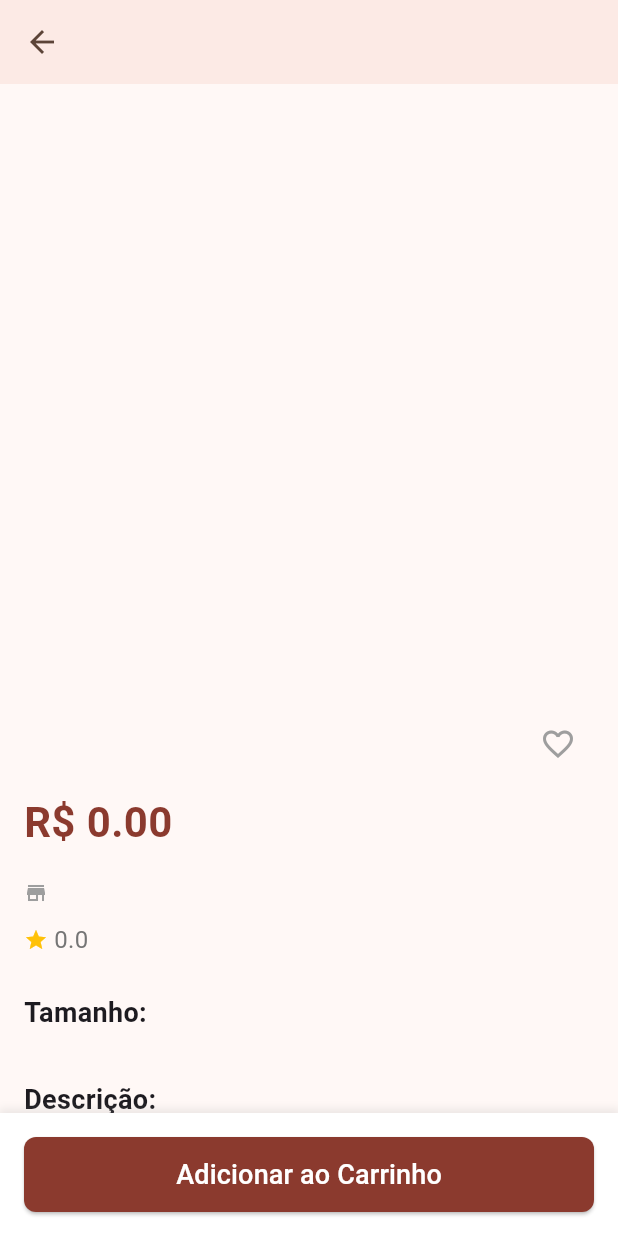
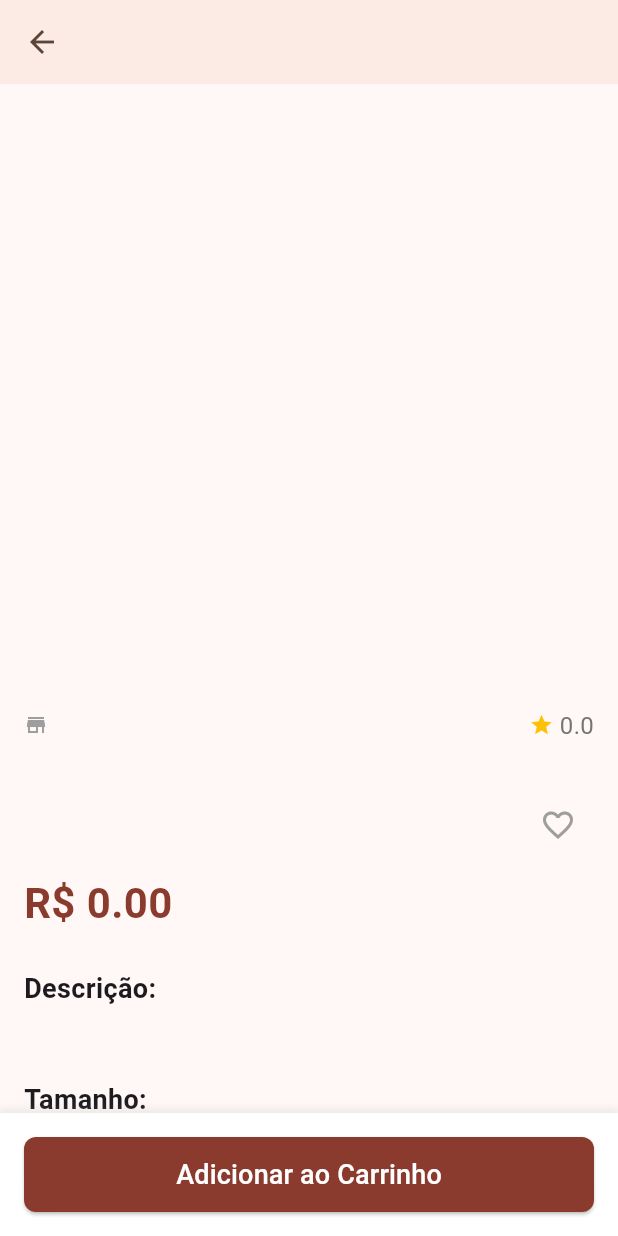
Before and after one commit to gustavolhonda/TryOn_Flutter, a Flutter app: the ProductScreen screen opened directly with empty values, on a phone screen of 412 x 824 dp. Run offline on Flutter 3.47's test engine with Material 3 defaults, Android fonts, the light colour scheme and no system bars; our stand-ins replace cached_network_image, floor, go_router, google_fonts, sqflite; accounts and stored records are empty; generated files the repository leaves out were written again; network calls fail.

Commit message:
fix product page and home screen favorite button

```diff
--- a/lib/screens/product_screen.dart
+++ b/lib/screens/product_screen.dart
@@ -15,12 +15,21 @@ class ProductScreen extends StatefulWidget {
 }
 
 class _ProductScreenState extends State<ProductScreen> {
+  late PageController _pageController;
+
   @override
   void initState() {
     super.initState();
+    _pageController = PageController();
     WidgetsBinding.instance.addPostFrameCallback((_) {
       context.read<ProductViewModel>().setSelectedProduct(widget.product);
     });
+  }
+
+  @override
+  void dispose() {
+    _pageController.dispose();
+    super.dispose();
   }
 
   @override
@@ -39,13 +48,15 @@ class _ProductScreenState extends State<ProductScreen> {
                 child: Column(
                   crossAxisAlignment: CrossAxisAlignment.start,
                   children: [
-                    // Product Images
+                    // Product Images (Carrousel)
                     SizedBox(
                       height: 400,
                       child: PageView.builder(
+                        controller: _pageController,
                         itemCount: widget.product.images.length,
                         onPageChanged: (index) {
-                          viewModel.setSelectedImage(widget.product.images[index]);
+                          viewModel
+                              .setSelectedImage(widget.product.images[index]);
                         },
                         itemBuilder: (context, index) {
                           return Container(
@@ -78,16 +89,22 @@ class _ProductScreenState extends State<ProductScreen> {
                           itemBuilder: (context, index) {
                             return GestureDetector(
                               onTap: () {
-                                viewModel.setSelectedImage(widget.product.images[index]);
+                                // Change the selected image and update PageView position
+                                viewModel.setSelectedImage(
+                                    widget.product.images[index]);
+                                _pageController.jumpToPage(
+                                    index); // Update the PageView to the clicked image
                               },
                               child: Container(
                                 width: 60,
                                 height: 60,
-                                margin: const EdgeInsets.symmetric(horizontal: 4),
+                                margin:
+                                    const EdgeInsets.symmetric(horizontal: 4),
                                 decoration: BoxDecoration(
                                   borderRadius: BorderRadius.circular(8),
                                   border: Border.all(
-                                    color: viewModel.selectedImage == widget.product.images[index]
+                                    color: viewModel.selectedImage ==
+                                            widget.product.images[index]
                                         ? const Color(0xFF8B3A2E)
                                         : Colors.grey,
                                     width: 2,
@@ -98,8 +115,10 @@ class _ProductScreenState extends State<ProductScreen> {
                                   child: CachedNetworkImage(
                                     imageUrl: widget.product.images[index],
                                     fit: BoxFit.cover,
-                                    placeholder: (context, url) => const CircularProgressIndicator(),
-                                    errorWidget: (context, url, error) => const Icon(Icons.error),
+                                    placeholder: (context, url) =>
+                                        const CircularProgressIndicator(),
+                                    errorWidget: (context, url, error) =>
+                                        const Icon(Icons.error),
                                   ),
                                 ),
                               ),
@@ -114,7 +133,54 @@ class _ProductScreenState extends State<ProductScreen> {
                       child: Column(
                         crossAxisAlignment: CrossAxisAlignment.start,
                         children: [
-                          // Product Name and Favorite
+                          // Store Info
+                          Row(
+                            children: [
+                              const Icon(Icons.store,
+                                  size: 16, color: Colors.grey),
+                              const SizedBox(width: 4),
+                              Expanded(
+                                child: Text(
+                                  widget.product.shopName,
+                                  style: TextStyle(
+                                    color: Colors.grey[600],
+                                    fontSize: 16,
+                                  ),
+                                ),
+                              ),
+
+                              // Rating
+                              Row(
+                                children: [
+                                  const Icon(Icons.star,
+                                      size: 16, color: Colors.amber),
+                                  const SizedBox(width: 4),
+                                  Text(
+                                    widget.product.rating.toStringAsFixed(1),
+                                    style: TextStyle(
+                                      color: Colors.grey[600],
+                                      fontSize: 16,
+                                    ),
+                                  ),
+                                ],
+                              ),
+                            ],
+                          ),
+                          const SizedBox(height: 8),
+                          Row(
+                            children: [
+                              Expanded(
+                                child: Text(
+                                  widget.product.shopCategory,
+                                  style: const TextStyle(
+                                    fontSize: 16,
+                                    fontWeight: FontWeight.normal,
+                                  ),
+                                ),
+                              ),
+                            ],
+                          ),
+
                           Row(
                             children: [
                               Expanded(
@@ -143,8 +209,11 @@ class _ProductScreenState extends State<ProductScreen> {
                           ),
                           const SizedBox(height: 8),
 
+                          Row(
+                            children: [
                               // Price
-                          Text(
+                              Expanded(
+                                child: Text(
                                   'R\$ ${widget.product.price.toStringAsFixed(2)}',
                                   style: const TextStyle(
                                     fontSize: 28,
@@ -152,39 +221,30 @@ class _ProductScreenState extends State<ProductScreen> {
                                     color: Color(0xFF8B3A2E),
                                   ),
                                 ),
-                          const SizedBox(height: 16),
-
-                          // Store Info
-                          Row(
-                            children: [
-                              const Icon(Icons.store, size: 16, color: Colors.grey),
-                              const SizedBox(width: 4),
-                              Text(
-                                widget.product.shopName,
-                                style: TextStyle(
-                                  color: Colors.grey[600],
-                                  fontSize: 16,
-                                ),
                               ),
                             ],
                           ),
-                          const SizedBox(height: 8),
 
-                          // Rating
-                          Row(
-                            children: [
-                              const Icon(Icons.star, size: 16, color: Colors.amber),
-                              const SizedBox(width: 4),
-                              Text(
-                                widget.product.rating.toStringAsFixed(1),
+                          const SizedBox(height: 24),
+
+                          // Description
+                          const Text(
+                            'Descrição:',
                             style: TextStyle(
-                                  color: Colors.grey[600],
-                                  fontSize: 16,
+                              fontSize: 18,
+                              fontWeight: FontWeight.bold,
                             ),
                           ),
-                            ],
+                          const SizedBox(height: 8),
+                          Text(
+                            widget.product.description,
+                            style: const TextStyle(
+                              fontSize: 16,
+                              height: 1.5,
                             ),
-                          const SizedBox(height: 24),
+                          ),
+
+                          const SizedBox(height: 16),
 
                           // Size Selection
                           const Text(
@@ -199,10 +259,13 @@ class _ProductScreenState extends State<ProductScreen> {
                             spacing: 8,
                             runSpacing: 8,
                             children: widget.product.availableSizes.map((size) {
-                              final isSelected = viewModel.getSelectedSize(widget.product.id) == size;
+                              final isSelected = viewModel
+                                      .getSelectedSize(widget.product.id) ==
+                                  size;
                               return GestureDetector(
                                 onTap: () {
-                                  viewModel.setSelectedSize(widget.product.id, size);
+                                  viewModel.setSelectedSize(
+                                      widget.product.id, size);
                                 },
                                 child: Container(
                                   width: 50,
@@ -216,7 +279,8 @@ class _ProductScreenState extends State<ProductScreen> {
                                     ),
                                     borderRadius: BorderRadius.circular(8),
                                     color: isSelected
-                                        ? const Color(0xFF8B3A2E).withOpacity(0.1)
+                                        ? const Color(0xFF8B3A2E)
+                                            .withOpacity(0.1)
                                         : Colors.white,
                                   ),
                                   child: Center(
@@ -235,24 +299,6 @@ class _ProductScreenState extends State<ProductScreen> {
                                 ),
                               );
                             }).toList(),
-                          ),
-                          const SizedBox(height: 24),
-
-                          // Description
-                          const Text(
-                            'Descrição:',
-                            style: TextStyle(
-                              fontSize: 18,
-                              fontWeight: FontWeight.bold,
-                            ),
-                          ),
-                          const SizedBox(height: 8),
-                          Text(
-                            widget.product.description,
-                            style: const TextStyle(
-                              fontSize: 16,
-                              height: 1.5,
-                            ),
                           ),
                           const SizedBox(height: 100), // Space for fixed button
                         ],
```
Also changed, not shown: lib/screens/home_screen.dart (+10 -13 lines). Lines whose indentation alone changed are shown as unchanged.
